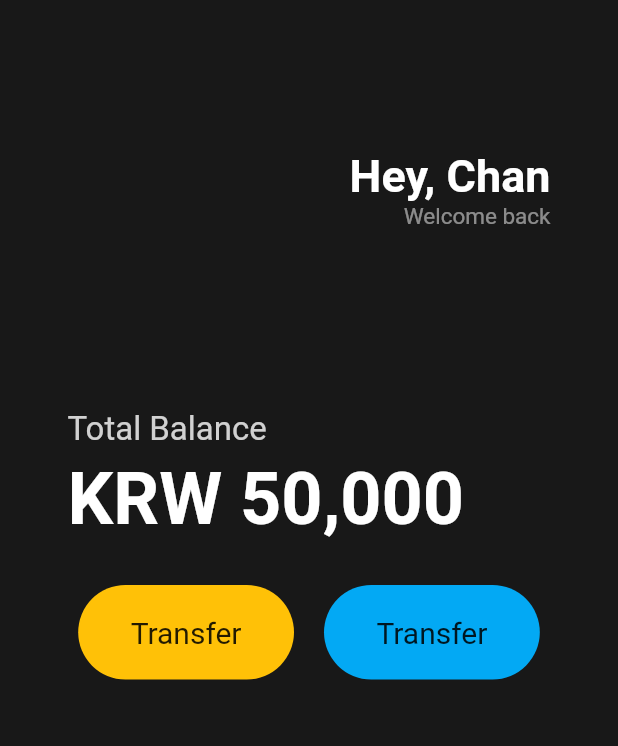
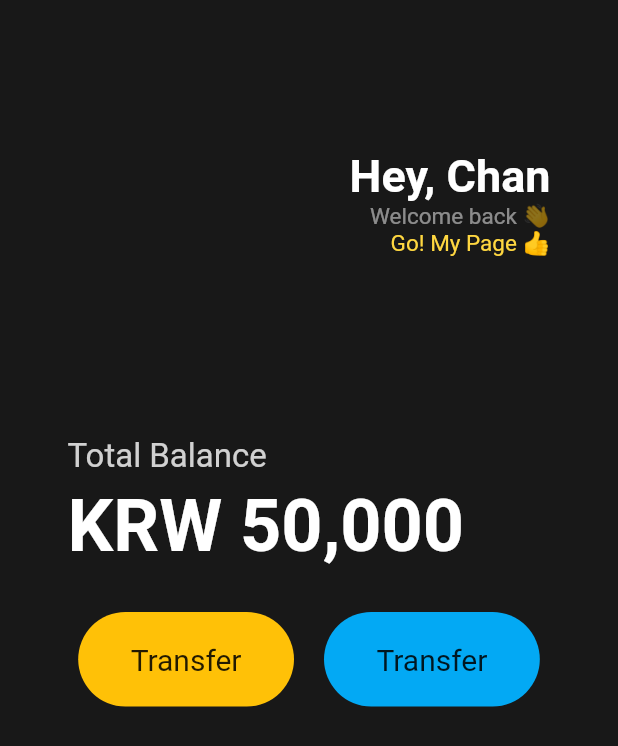
Before and after one commit to Hugekyung/First-Flutter, a Flutter app: the screen it shows after launch, on a phone screen of 412 x 824 dp. Shown: the top 746 px of the screen. Run offline on Flutter 3.47's test engine with Material 2 defaults, Android fonts, the phone set to English and light mode, and no system bars.

Commit message:
feat: Text 위젯 추가

```diff
--- a/lib/main.dart
+++ b/lib/main.dart
@@ -42,12 +42,19 @@ class App extends StatelessWidget {
                           ),
                         ),
                         Text(
-                          'Welcome back',
+                          'Welcome back 👋',
                           style: TextStyle(
                             color: Colors.white.withOpacity(0.5), // * 투명도
                             fontSize: 15,
                           ),
                         ),
+                        const Text(
+                          'Go! My Page 👍',
+                          style: TextStyle(
+                            color: Colors.amberAccent,
+                            fontSize: 15,
+                          ),
+                        )
                       ],
                     ),
                   ],
```
